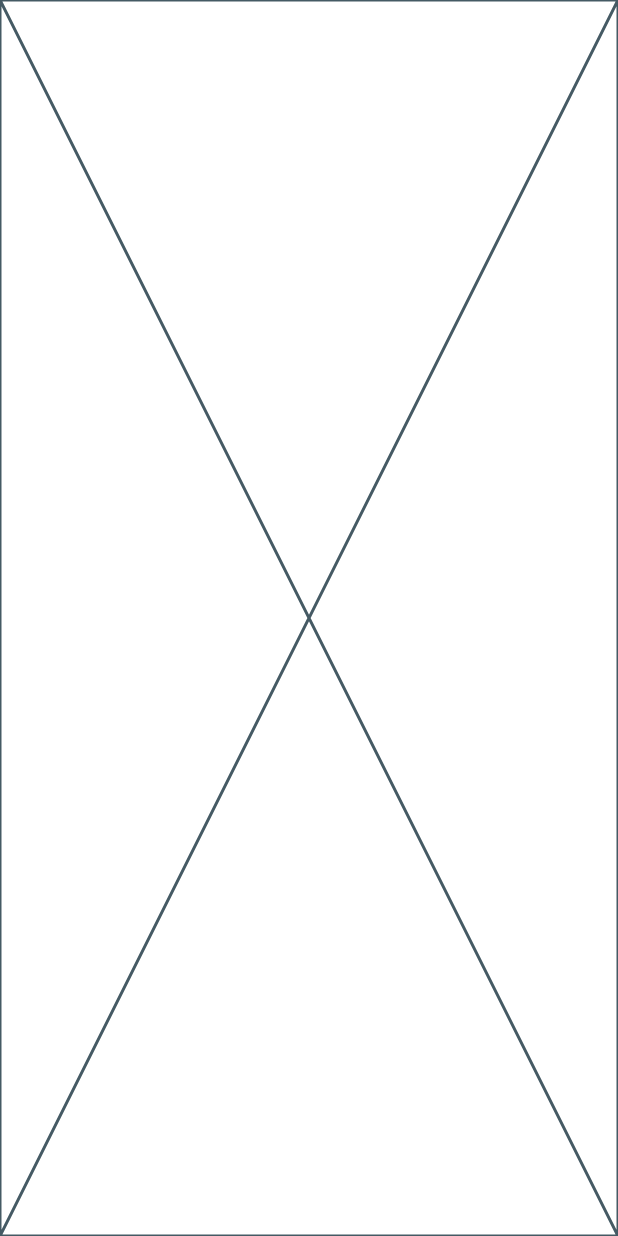
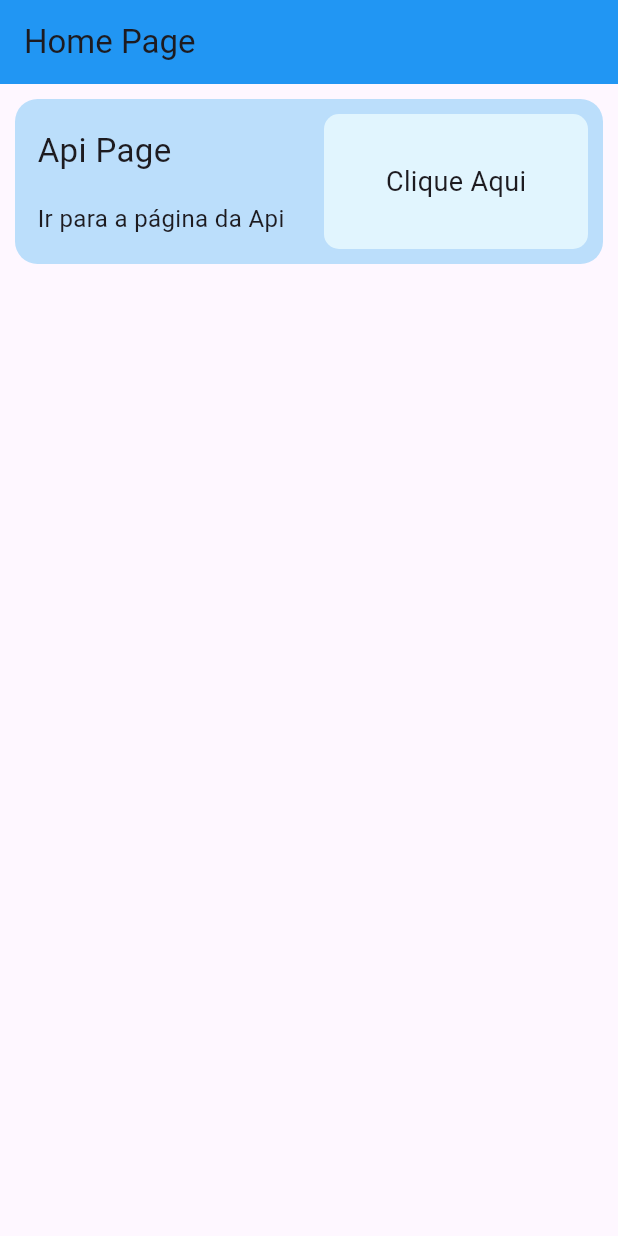
Before and after one commit to marcos-riann/Todo_List_api, a Flutter app: the screen it shows after launch, on a phone screen of 412 x 824 dp. Run offline on Flutter 3.47's test engine with Material 3 defaults, Android fonts, the phone set to English and light mode, and no system bars.

Commit message:
Page Tile

```diff
--- a/lib/main.dart
+++ b/lib/main.dart
@@ -13,9 +13,7 @@ class MyApp extends StatelessWidget {
   Widget build(BuildContext context) {
     return MaterialApp(
       initialRoute: '/',
-      routes: {
-        '/' :(context) => HomePage()
-      },
+      routes: {'/': (context) => const HomePage()},
     );
   }
 }
--- /dev/null
+++ b/lib/src/components/page_tile.dart
@@ -0,0 +1,77 @@
+import 'package:flutter/material.dart';
+
+class PageTile extends StatelessWidget {
+  const PageTile({super.key});
+
+  @override
+  Widget build(BuildContext context) {
+    return Padding(
+      padding: const EdgeInsets.all(10),
+      child: GestureDetector(
+        onTap: () {
+
+        },
+        child: Container(
+          height: 110,
+          width: MediaQuery.of(context).size.width,
+          decoration: BoxDecoration(
+              color: Colors.blue[100], borderRadius: BorderRadius.circular(15)),
+          child: Row(
+            children: [
+              const Expanded(
+                child: Padding(
+                  padding: EdgeInsets.only(left: 15),
+                  child: Column(
+                    mainAxisAlignment: MainAxisAlignment.spaceEvenly,
+                    children: [
+                      Row(
+                        children: [
+                          Text(
+                            'Api Page',
+                            style: TextStyle(fontSize: 22),
+                          ),
+                        ],
+                      ),
+                      Row(
+                        children: [
+                          Text(
+                            'Ir para a página da Api',
+                            style: TextStyle(fontSize: 16),
+                          )
+                        ],
+                      )
+                    ],
+                  ),
+                ),
+              ),
+              Expanded(
+                child: Column(
+                  mainAxisAlignment: MainAxisAlignment.center,
+                  children: [
+                    Expanded(
+                      child: Padding(
+                        padding: const EdgeInsets.all(10),
+                        child: Container(
+                          decoration: BoxDecoration(
+                            color: Colors.lightBlue[50],
+                            borderRadius: BorderRadius.circular(10),
+                          ),
+                          child: const Center(
+                            child: Text(
+                              'Clique Aqui',
+                              style: TextStyle(fontSize: 18),
+                            ),
+                          ),
+                        ),
+                      ),
+                    )
+                  ],
+                ),
+              ),
+            ],
+          ),
+        ),
+      ),
+    );
+  }
+}
--- a/lib/src/views/home_page.dart
+++ b/lib/src/views/home_page.dart
@@ -1,10 +1,25 @@
 import 'package:flutter/material.dart';
+import 'package:todo_list_api/src/components/page_tile.dart';
 
 class HomePage extends StatelessWidget {
   const HomePage({super.key});
 
   @override
   Widget build(BuildContext context) {
-    return const Placeholder();
+    return Scaffold(
+      appBar: AppBar(
+        backgroundColor: Colors.blue,
+        title: const Text('Home Page'),
+      ),
+      body: SizedBox(
+        height: MediaQuery.of(context).size.height,
+        width: MediaQuery.of(context).size.width,
+        child: ListView(
+          children: const [
+            PageTile(),
+          ],
+        ),
+      ),
+    );
   }
 }
```
